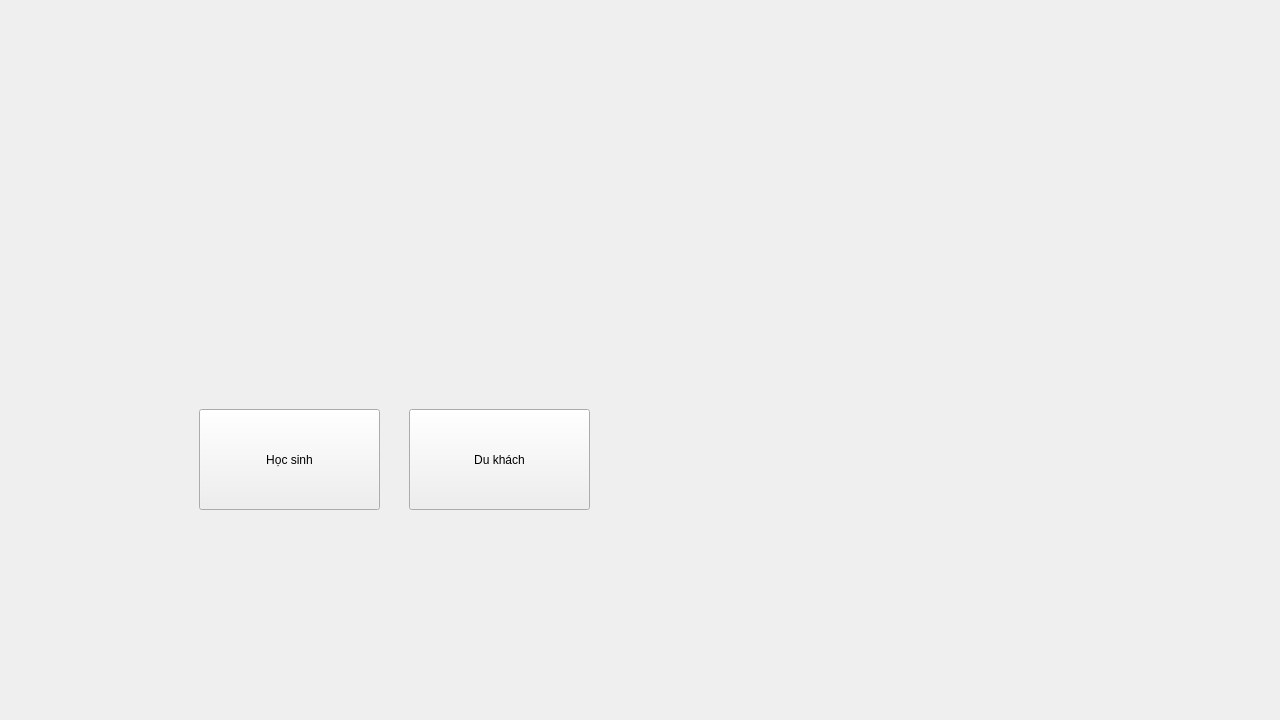
This is mainwindow.ui in minhnguyen28204/Hanh-Trinh-Nho as Qt 5 draws it before an edit. The edited form follows.
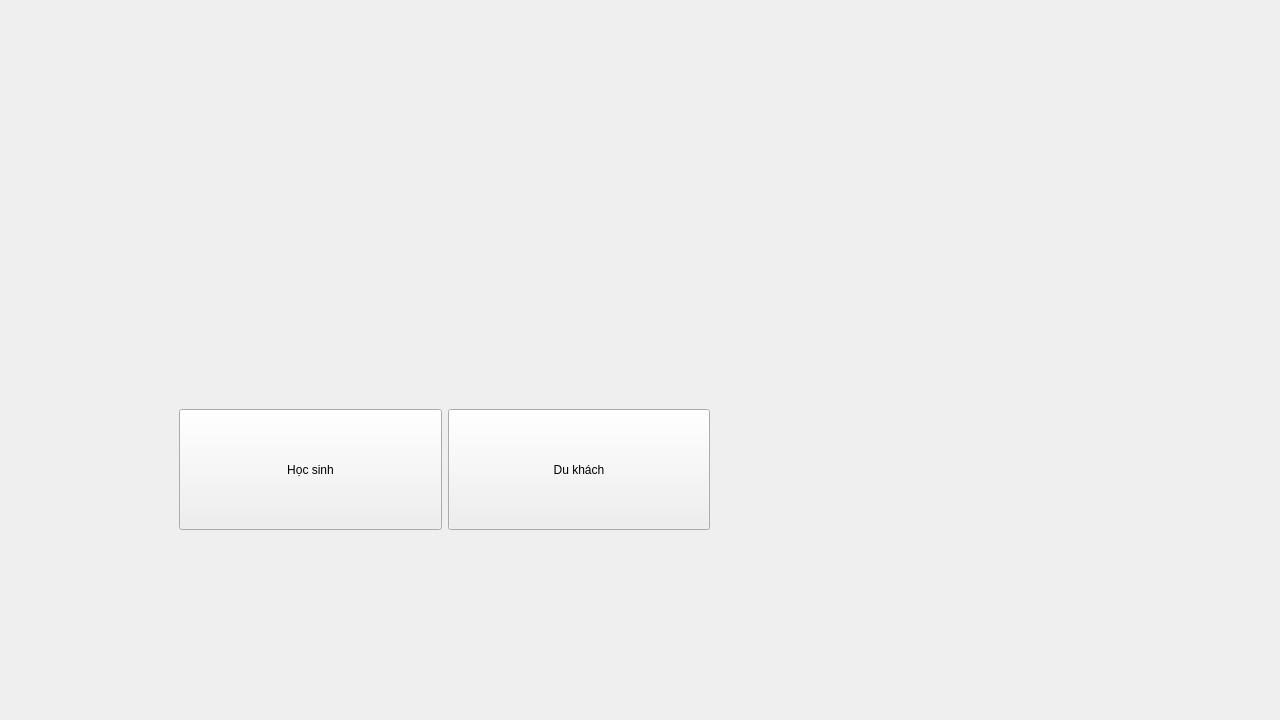
This is the edited form. Icons and pictures are not drawn.

```diff
--- a/mainwindow.ui
+++ b/mainwindow.ui
@@ -29,8 +29,8 @@
       <widget class="QLabel" name="Logo_Hanhtrinhnho">
        <property name="geometry">
         <rect>
-         <x>10</x>
-         <y>-10</y>
+         <x>0</x>
+         <y>0</y>
          <width>751</width>
          <height>501</height>
         </rect>
@@ -64,31 +64,43 @@
         <bool>true</bool>
        </property>
       </widget>
-      <widget class="QPushButton" name="xephang">
+      <widget class="QWidget" name="widget_2" native="true">
        <property name="geometry">
         <rect>
-         <x>400</x>
+         <x>170</x>
          <y>400</y>
-         <width>181</width>
-         <height>101</height>
+         <width>531</width>
+         <height>121</height>
         </rect>
        </property>
-       <property name="text">
-        <string>Du khách</string>
-       </property>
-      </widget>
-      <widget class="QPushButton" name="batdau">
-       <property name="geometry">
-        <rect>
-         <x>190</x>
-         <y>400</y>
-         <width>181</width>
-         <height>101</height>
-        </rect>
-       </property>
-       <property name="text">
-        <string>Học sinh</string>
-       </property>
+       <layout class="QHBoxLayout" name="horizontalLayout">
+        <item>
+         <widget class="QPushButton" name="batdau">
+          <property name="sizePolicy">
+           <sizepolicy hsizetype="Minimum" vsizetype="Expanding">
+            <horstretch>0</horstretch>
+            <verstretch>0</verstretch>
+           </sizepolicy>
+          </property>
+          <property name="text">
+           <string>Học sinh</string>
+          </property>
+         </widget>
+        </item>
+        <item>
+         <widget class="QPushButton" name="xephang">
+          <property name="sizePolicy">
+           <sizepolicy hsizetype="Minimum" vsizetype="Expanding">
+            <horstretch>0</horstretch>
+            <verstretch>0</verstretch>
+           </sizepolicy>
+          </property>
+          <property name="text">
+           <string>Du khách</string>
+          </property>
+         </widget>
+        </item>
+       </layout>
       </widget>
      </widget>
     </item>
```
